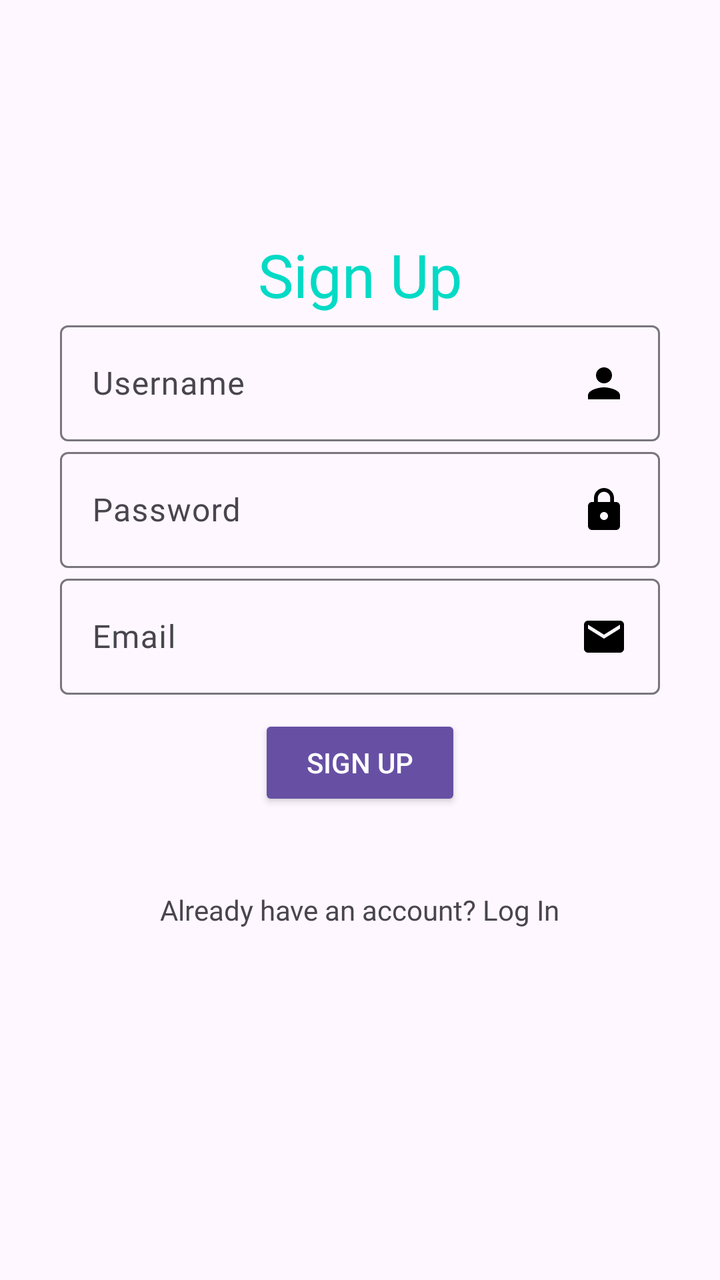
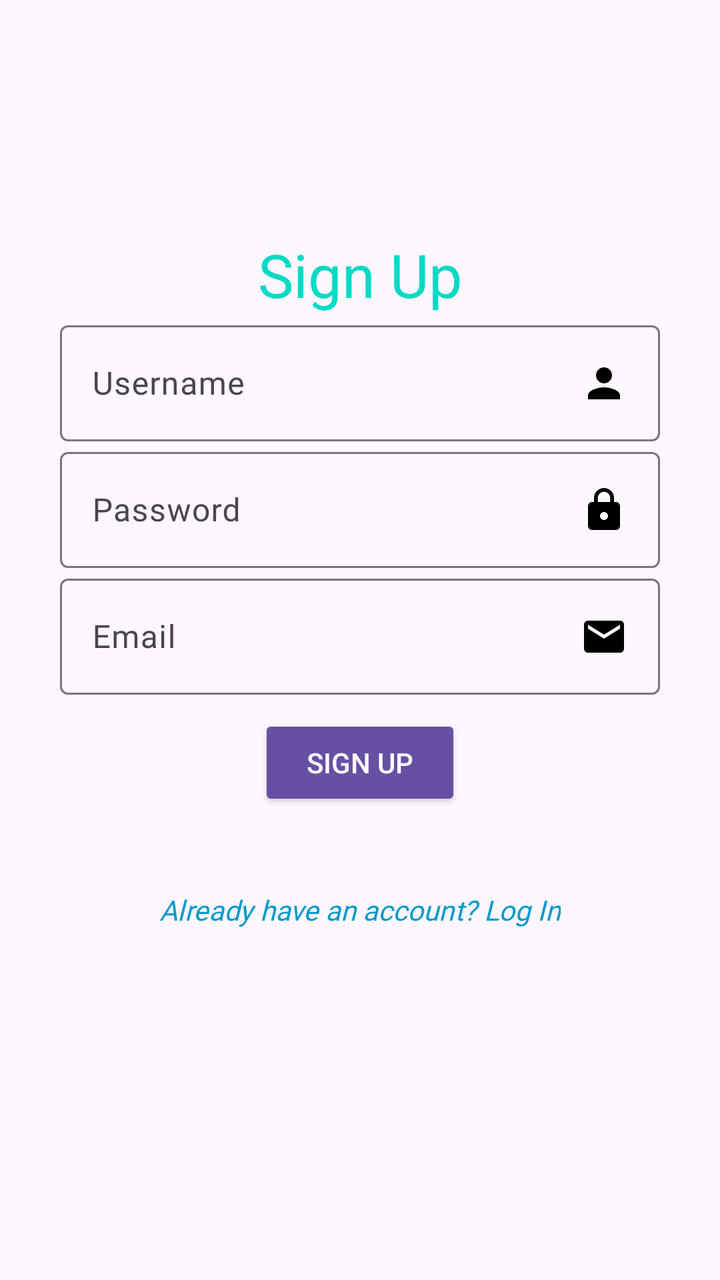

An Android layout rendered at two revisions. The XML below is the earlier revision; the diff shows what the commit changed to produce the second picture.
<!-- AndroidManifest.xml: application theme Theme.Carbonfootprint -->
<!-- res/layout/activity_sign_up.xml -->
<?xml version="1.0" encoding="utf-8"?>
<androidx.constraintlayout.widget.ConstraintLayout xmlns:android="http://schemas.android.com/apk/res/android"
    xmlns:app="http://schemas.android.com/apk/res-auto"
    xmlns:tools="http://schemas.android.com/tools"
    android:id="@+id/main"
    android:layout_width="match_parent"
    android:layout_height="match_parent"
    tools:context=".SignUp">

    <androidx.constraintlayout.widget.ConstraintLayout
        android:layout_width="match_parent"
        android:layout_height="wrap_content"
        app:layout_constraintBottom_toBottomOf="parent"
        app:layout_constraintTop_toTopOf="parent"
        app:layout_constraintVertical_bias="0.4">

        <TextView
            android:id="@+id/textView"
            android:layout_width="match_parent"
            android:layout_height="wrap_content"
            android:fontFamily="@font/poppinsbold"
            android:gravity="center"
            android:text="@string/signup"
            android:textSize="30sp"
            android:textColor="@color/colorAccent"
            app:layout_constraintEnd_toEndOf="parent"
            app:layout_constraintHorizontal_bias="0.0"
            app:layout_constraintStart_toStartOf="parent"
            app:layout_constraintTop_toTopOf="parent"
            tools:targetApi="jelly_bean" />

        <com.google.android.material.textfield.TextInputLayout
            android:id="@+id/textInputLayoutUsername"
            android:layout_width="match_parent"
            android:layout_height="wrap_content"
            android:layout_marginLeft="30dp"
            android:layout_marginRight="30dp"
            android:hint="@string/username"
            app:layout_constraintEnd_toEndOf="parent"
            app:layout_constraintHorizontal_bias="0.0"
            app:layout_constraintStart_toStartOf="parent"
            app:layout_constraintTop_toBottomOf="@+id/textView">

            <com.google.android.material.textfield.TextInputEditText
                android:id="@+id/username"
                android:layout_width="match_parent"
                android:layout_height="wrap_content"
                android:drawableEnd="@drawable/ic_user"
                android:drawableRight="@drawable/ic_user"
                android:fontFamily="@font/poppinsmedium"
                tools:targetApi="jelly_bean" />
        </com.google.android.material.textfield.TextInputLayout>

        <com.google.android.material.textfield.TextInputLayout
            android:id="@+id/textInputLayoutPassword"
            android:inputType="textPassword"
            android:layout_width="match_parent"
            android:layout_height="wrap_content"
            android:layout_marginLeft="30dp"
            android:layout_marginRight="30dp"
            android:hint="@string/password"
            app:layout_constraintTop_toBottomOf="@+id/textInputLayoutUsername"
            tools:layout_editor_absoluteX="0dp">

            <com.google.android.material.textfield.TextInputEditText
                android:id="@+id/password"
                android:inputType="textPassword"
                android:layout_width="match_parent"
                android:layout_height="wrap_content"
                android:drawableEnd="@drawable/ic_password"
                android:drawableRight="@drawable/ic_password"
                android:fontFamily="@font/poppinsmedium"
                tools:targetApi="jelly_bean" />
        </com.google.android.material.textfield.TextInputLayout>

        <com.google.android.material.textfield.TextInputLayout
            android:id="@+id/textInputLayoutEmail"
            android:layout_width="match_parent"
            android:layout_height="wrap_content"
            android:layout_marginLeft="30dp"
            android:layout_marginRight="30dp"
            android:hint="@string/email"
            app:layout_constraintEnd_toEndOf="parent"
            app:layout_constraintHorizontal_bias="0.0"
            app:layout_constraintStart_toStartOf="parent"
            app:layout_constraintTop_toBottomOf="@+id/textInputLayoutPassword">

            <com.google.android.material.textfield.TextInputEditText
                android:id="@+id/email"
                android:layout_width="match_parent"
                android:layout_height="wrap_content"
                android:drawableEnd="@drawable/ic_email"
                android:drawableRight="@drawable/ic_email"
                android:fontFamily="@font/poppinsmedium"
                tools:targetApi="jelly_bean" />
        </com.google.android.material.textfield.TextInputLayout>

        <ProgressBar
            android:id="@+id/progress"
            android:layout_width="wrap_content"
            android:layout_height="wrap_content"
            android:visibility="gone"
            app:layout_constraintEnd_toEndOf="parent"
            app:layout_constraintStart_toStartOf="parent"
            app:layout_constraintTop_toBottomOf="@+id/textInputLayoutEmail" />

        <Button
            android:id="@+id/buttonSignUp"
            style="@style/Widget.AppCompat.Button.Colored"
            android:layout_width="wrap_content"
            android:layout_height="wrap_content"
            android:layout_marginTop="10dp"
            android:text="@string/signup"
            app:layout_constraintEnd_toEndOf="parent"
            app:layout_constraintStart_toStartOf="parent"
            app:layout_constraintTop_toBottomOf="@+id/progress" />

        <TextView
            android:id="@+id/loginText"
            android:layout_width="wrap_content"
            android:layout_height="wrap_content"
            android:layout_marginTop="40dp"
            android:fontFamily="@font/poppinsmedium"
            android:text="@string/loginhere"
            app:layout_constraintEnd_toEndOf="parent"
            app:layout_constraintStart_toStartOf="parent"
            app:layout_constraintTop_toBottomOf="@+id/buttonSignUp"
            tools:targetApi="jelly_bean" />
    </androidx.constraintlayout.widget.ConstraintLayout>

</androidx.constraintlayout.widget.ConstraintLayout>
<!-- resources referenced by this layout -->
<resources>
  <color name="colorAccent">#03DAC5</color>
  <!-- drawable ic_email (drawable) -->
  <vector xmlns:android="http://schemas.android.com/apk/res/android" android:height="24dp" android:tint="#000000" android:viewportHeight="24" android:viewportWidth="24" android:width="24dp">
        
      <path android:fillColor="@android:color/white" android:pathData="M20,4L4,4c-1.1,0 -1.99,0.9 -1.99,2L2,18c0,1.1 0.9,2 2,2h16c1.1,0 2,-0.9 2,-2L22,6c0,-1.1 -0.9,-2 -2,-2zM20,8l-8,5 -8,-5L4,6l8,5 8,-5v2z"/>
      
  </vector>
  <!-- drawable ic_password (drawable) -->
  <vector xmlns:android="http://schemas.android.com/apk/res/android" android:height="24dp" android:tint="#000000" android:viewportHeight="24" android:viewportWidth="24" android:width="24dp">
        
      <path android:fillColor="@android:color/white" android:pathData="M18,8h-1L17,6c0,-2.76 -2.24,-5 -5,-5S7,3.24 7,6v2L6,8c-1.1,0 -2,0.9 -2,2v10c0,1.1 0.9,2 2,2h12c1.1,0 2,-0.9 2,-2L20,10c0,-1.1 -0.9,-2 -2,-2zM12,17c-1.1,0 -2,-0.9 -2,-2s0.9,-2 2,-2 2,0.9 2,2 -0.9,2 -2,2zM15.1,8L8.9,8L8.9,6c0,-1.71 1.39,-3.1 3.1,-3.1 1.71,0 3.1,1.39 3.1,3.1v2z"/>
      
  </vector>
  <!-- drawable ic_user (drawable) -->
  <vector xmlns:android="http://schemas.android.com/apk/res/android" android:height="24dp" android:tint="#000000" android:viewportHeight="24" android:viewportWidth="24" android:width="24dp">
        
      <path android:fillColor="@android:color/white" android:pathData="M12,12c2.21,0 4,-1.79 4,-4s-1.79,-4 -4,-4 -4,1.79 -4,4 1.79,4 4,4zM12,14c-2.67,0 -8,1.34 -8,4v2h16v-2c0,-2.66 -5.33,-4 -8,-4z"/>
      
  </vector>
  <string name="email">Email</string>
  <string name="loginhere">Already have an account? Log In </string>
  <string name="password">Password</string>
  <string name="signup">Sign Up</string>
  <string name="username">Username</string>
  <style name="Theme.Carbonfootprint" parent="Base.Theme.Carbonfootprint" />
  <style name="Base.Theme.Carbonfootprint" parent="Theme.Material3.DayNight.NoActionBar">
          
          
      </style>
</resources>

<!-- the commit's change to res/layout/activity_sign_up.xml (unified diff, before → after) -->
@@ -122,6 +122,9 @@
             android:layout_marginTop="40dp"
             android:fontFamily="@font/poppinsmedium"
             android:text="@string/loginhere"
+            android:textStyle="italic"
+            android:textColor="@android:color/holo_blue_dark"
+            android:background="?android:attr/selectableItemBackground"
             app:layout_constraintEnd_toEndOf="parent"
             app:layout_constraintStart_toStartOf="parent"
             app:layout_constraintTop_toBottomOf="@+id/buttonSignUp"
